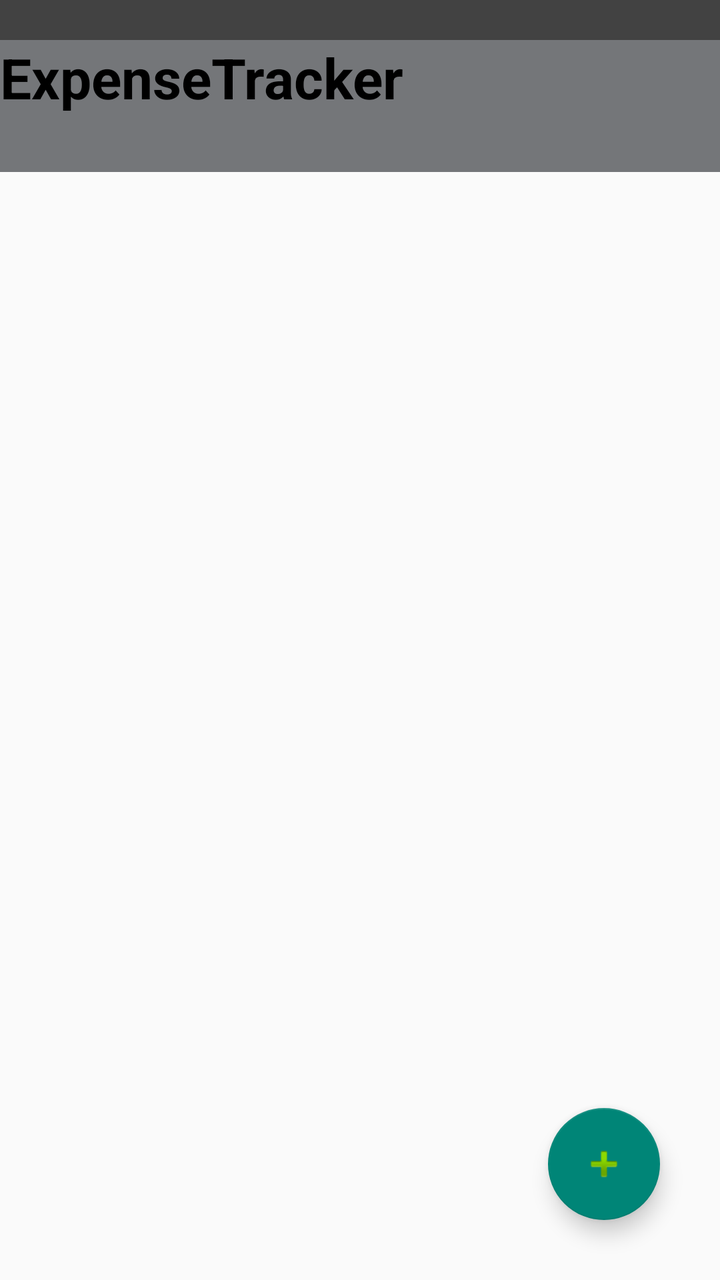
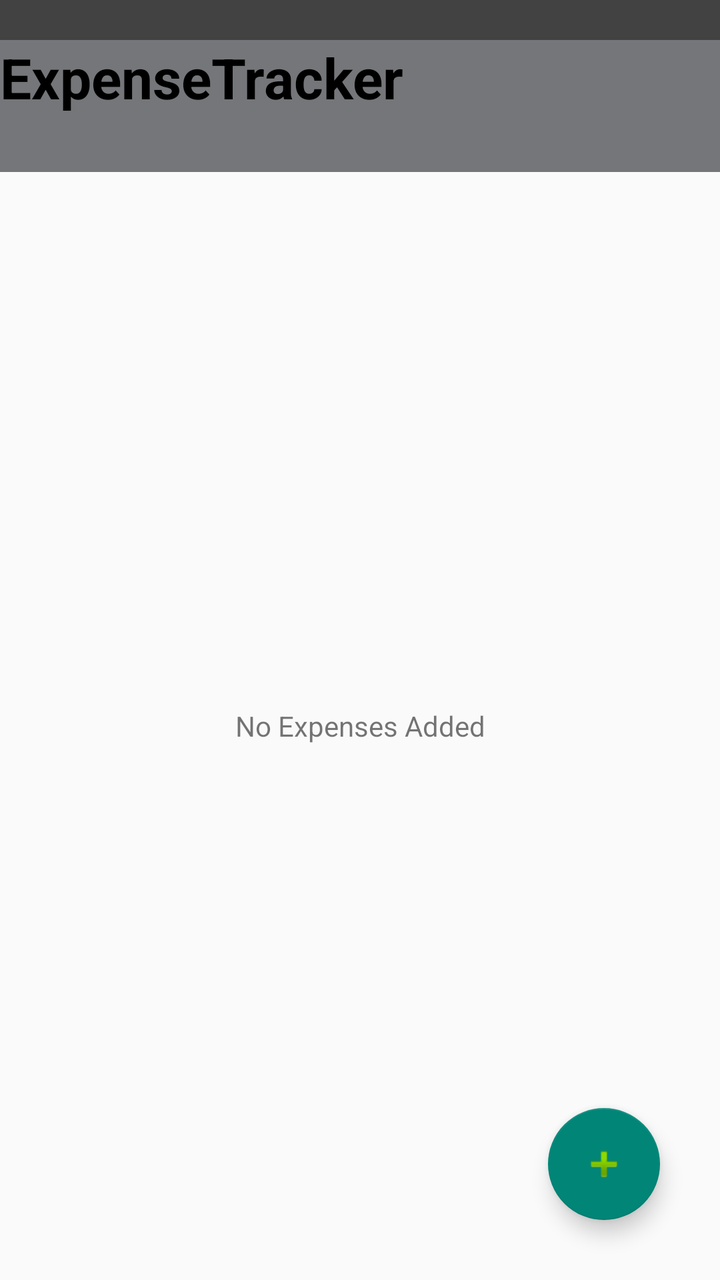

The first picture is an Android layout as it rendered before a commit; the second is the same layout after the commit. The layout source and the unified diff follow.
<!-- AndroidManifest.xml: application theme Theme.ExpenseTracker -->
<!-- res/layout/fragment_expense_list.xml -->
<?xml version="1.0" encoding="utf-8"?>
<LinearLayout xmlns:android="http://schemas.android.com/apk/res/android"
    xmlns:tools="http://schemas.android.com/tools"
    android:layout_width="match_parent"
    android:layout_height="match_parent"
    android:orientation="vertical">
    <LinearLayout
        android:id="@+id/toolbar"
        android:layout_width="match_parent"
        android:layout_height="wrap_content"
        android:orientation="vertical"
        android:paddingTop="20dp"
        android:background="@color/cardview_dark_background">

        <TextView
            android:id="@+id/titleText"
            android:layout_width="match_parent"
            android:layout_height="66dp"
            android:text="@string/app_name"
            android:textColor="#000000"
            android:textSize="28sp"
            android:textStyle="bold"
            android:background="@color/material_dynamic_neutral50"/>

    </LinearLayout>
    <FrameLayout
        android:layout_width="match_parent"
        android:layout_height="match_parent">
        <androidx.recyclerview.widget.RecyclerView
            android:id="@+id/expenseRecyclerView"
            android:layout_width="match_parent"
            android:layout_height="match_parent"
            android:paddingEnd="5dp"
            android:clipToPadding="false"
            android:paddingBottom="85dp"
            tools:ignore="RtlSymmetry" />

        <com.google.android.material.floatingactionbutton.FloatingActionButton
            android:id="@+id/addExpenseFab"
            android:layout_width="wrap_content"
            android:layout_height="wrap_content"
            android:layout_gravity="bottom|end"
            android:layout_margin="30dp"
            android:src="@android:drawable/ic_input_add"
            android:contentDescription="Add expense" />
    </FrameLayout>
</LinearLayout>
<!-- resources referenced by this layout -->
<resources>
  <string name="app_name">ExpenseTracker</string>
  <style name="Theme.ExpenseTracker" parent="Theme.AppCompat.Light.NoActionBar" />
</resources>

<!-- the commit's change to res/layout/fragment_expense_list.xml (unified diff, before → after) -->
@@ -35,6 +35,13 @@
             android:paddingBottom="85dp"
             tools:ignore="RtlSymmetry" />
 
+        <TextView
+            android:id="@android:id/empty"
+            android:layout_width="match_parent"
+            android:layout_height="match_parent"
+            android:gravity="center"
+            android:text="@string/no_data_available" />
+
         <com.google.android.material.floatingactionbutton.FloatingActionButton
             android:id="@+id/addExpenseFab"
             android:layout_width="wrap_content"
<!-- resource entries referenced after the edit -->
@@ -1,6 +1,7 @@
 <!-- resources referenced by this layout -->
 <resources>
   <string name="app_name">ExpenseTracker</string>
+  <string name="no_data_available">No Expenses Added</string>
   <style name="Theme.ExpenseTracker" parent="Theme.AppCompat.Light.NoActionBar" />
 </resources>
 
